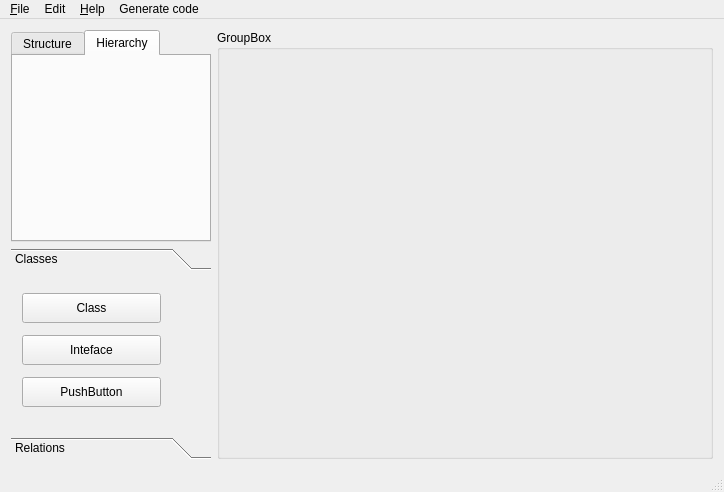
This is mainwindow.ui in termNinja/rs16-24 as Qt 5 draws it before an edit. The edited form follows.
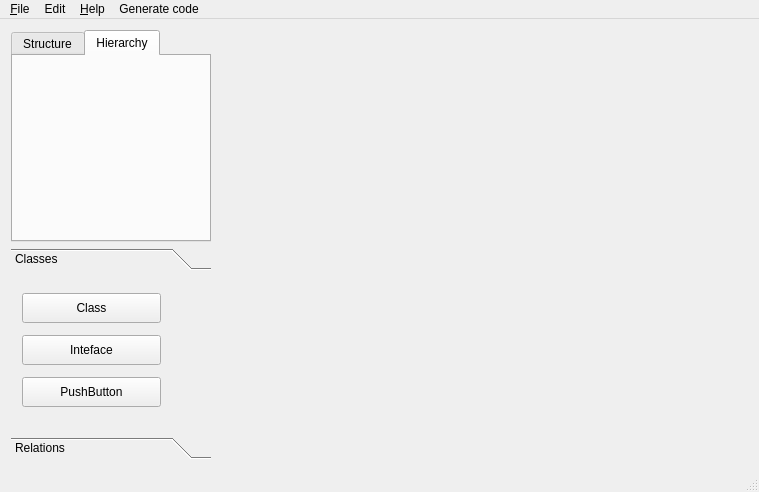
This is the edited form. Icons and pictures are not drawn.

Commit message: Playing with GUI

Diff of the .ui file:
```diff
--- a/mainwindow.ui
+++ b/mainwindow.ui
@@ -9,7 +9,7 @@
    <rect>
     <x>0</x>
     <y>0</y>
-    <width>724</width>
+    <width>759</width>
     <height>492</height>
    </rect>
   </property>
@@ -21,6 +21,19 @@
     <bool>true</bool>
    </property>
    <layout class="QGridLayout" name="gridLayout">
+    <item row="0" column="1">
+     <widget class="QWidget" name="widget_2" native="true">
+      <property name="minimumSize">
+       <size>
+        <width>300</width>
+        <height>0</height>
+       </size>
+      </property>
+      <property name="autoFillBackground">
+       <bool>true</bool>
+      </property>
+     </widget>
+    </item>
     <item row="0" column="0">
      <layout class="QVBoxLayout" name="verticalLayout_4">
       <property name="sizeConstraint">
@@ -213,17 +226,6 @@
       </item>
      </layout>
     </item>
-    <item row="0" column="1">
-     <layout class="QVBoxLayout" name="verticalLayout_5">
-      <item>
-       <widget class="QGroupBox" name="groupBox">
-        <property name="title">
-         <string>GroupBox</string>
-        </property>
-       </widget>
-      </item>
-     </layout>
-    </item>
    </layout>
   </widget>
   <widget class="QMenuBar" name="menuBar">
@@ -231,8 +233,8 @@
     <rect>
      <x>0</x>
      <y>0</y>
-     <width>724</width>
-     <height>25</height>
+     <width>759</width>
+     <height>21</height>
     </rect>
    </property>
    <widget class="QMenu" name="menu_File">
```
Left out of the diff: 4 changed lines with no effect on the pictures. The commit also changes 2 other files.
